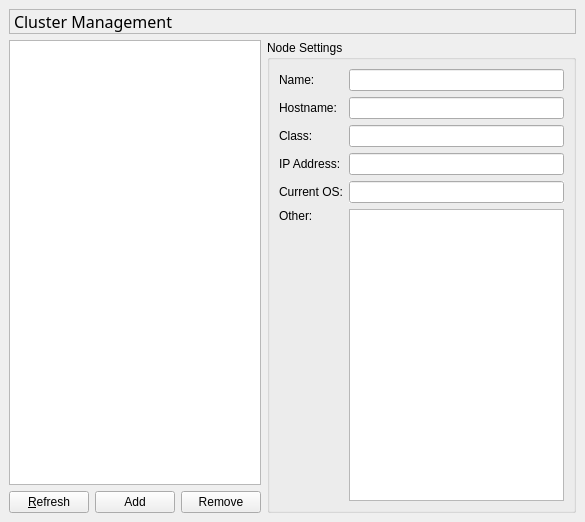
Qt form trunk/maestro/gui/plugins/views/ensemble/EnsembleViewBase.ui (patrickhartling/maestro) before a commit.
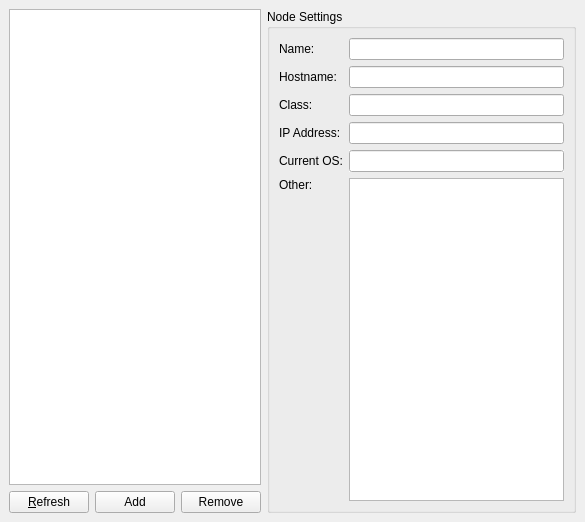
The same form after that commit.

Commit message: - Put the view title bar in the Maestro UI instead of each view.

The edit to the form file:
```diff
--- a/trunk/maestro/gui/plugins/views/ensemble/EnsembleViewBase.ui
+++ b/trunk/maestro/gui/plugins/views/ensemble/EnsembleViewBase.ui
@@ -19,36 +19,6 @@
    <property name="spacing" >
     <number>6</number>
    </property>
-   <item>
-    <widget class="QLabel" name="mTitleLbl" >
-     <property name="font" >
-      <font>
-       <family>Sans Serif</family>
-       <pointsize>12</pointsize>
-       <weight>50</weight>
-       <italic>false</italic>
-       <bold>false</bold>
-       <underline>false</underline>
-       <strikeout>false</strikeout>
-      </font>
-     </property>
-     <property name="autoFillBackground" >
-      <bool>true</bool>
-     </property>
-     <property name="frameShape" >
-      <enum>QFrame::StyledPanel</enum>
-     </property>
-     <property name="frameShadow" >
-      <enum>QFrame::Sunken</enum>
-     </property>
-     <property name="lineWidth" >
-      <number>3</number>
-     </property>
-     <property name="text" >
-      <string>Cluster Management</string>
-     </property>
-    </widget>
-   </item>
    <item>
     <layout class="QHBoxLayout" >
      <property name="margin" >
```
The commit also changes 20 other files.
